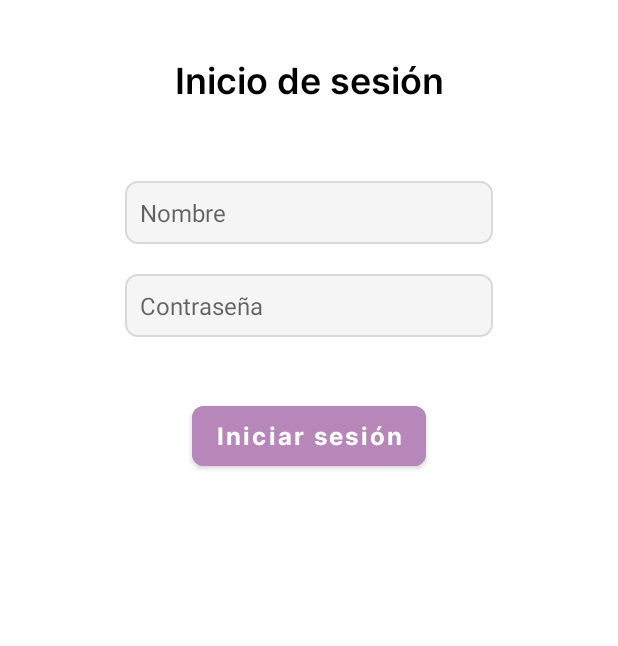
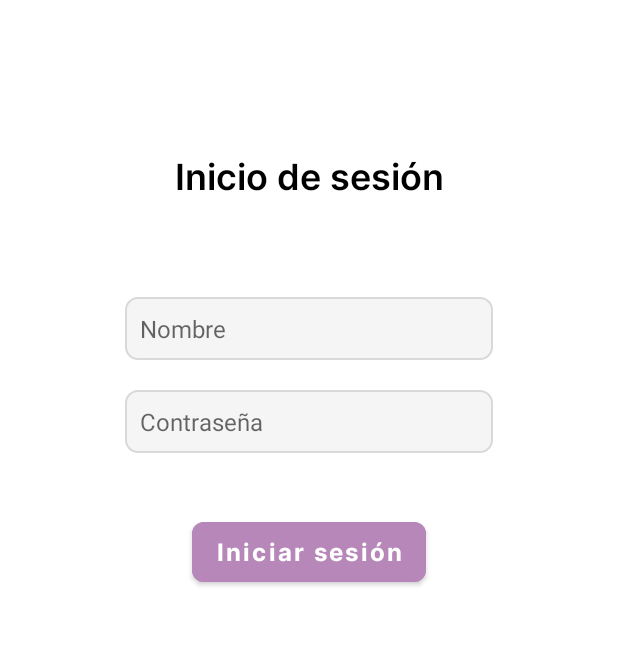
Before and after one commit to iker-landeros/healthsync, an Android app: the layout activity_main.xml on its own in the app's theme, with its tools: preview values and no code run, on a phone screen of 412 x 824 dp, the part 243-889 px from its top. Run offline under Robolectric (Android 15) with nearby library versions, the phone set to English and light mode, and no system bars.

Commit message:
Changed layout constraints to center login in screen

```diff
--- a/app/src/main/res/layout/activity_main.xml
+++ b/app/src/main/res/layout/activity_main.xml
@@ -26,6 +26,7 @@
         android:text="Inicio de sesión"
         android:textColor="#000000"
         android:textSize="24sp"
+        app:layout_constraintBottom_toTopOf="@+id/linearLayout"
         app:layout_constraintEnd_toEndOf="parent"
         app:layout_constraintStart_toStartOf="parent"
         app:layout_constraintTop_toBottomOf="@+id/imageView3" />
@@ -34,11 +35,11 @@
         android:id="@+id/linearLayout"
         android:layout_width="wrap_content"
         android:layout_height="wrap_content"
-        android:layout_marginTop="50dp"
         android:orientation="vertical"
+        app:layout_constraintBottom_toBottomOf="parent"
         app:layout_constraintEnd_toEndOf="parent"
         app:layout_constraintStart_toStartOf="parent"
-        app:layout_constraintTop_toBottomOf="@+id/txtInicioSesion">
+        app:layout_constraintTop_toTopOf="parent">
 
         <EditText
             android:id="@+id/edtNombre"
```
